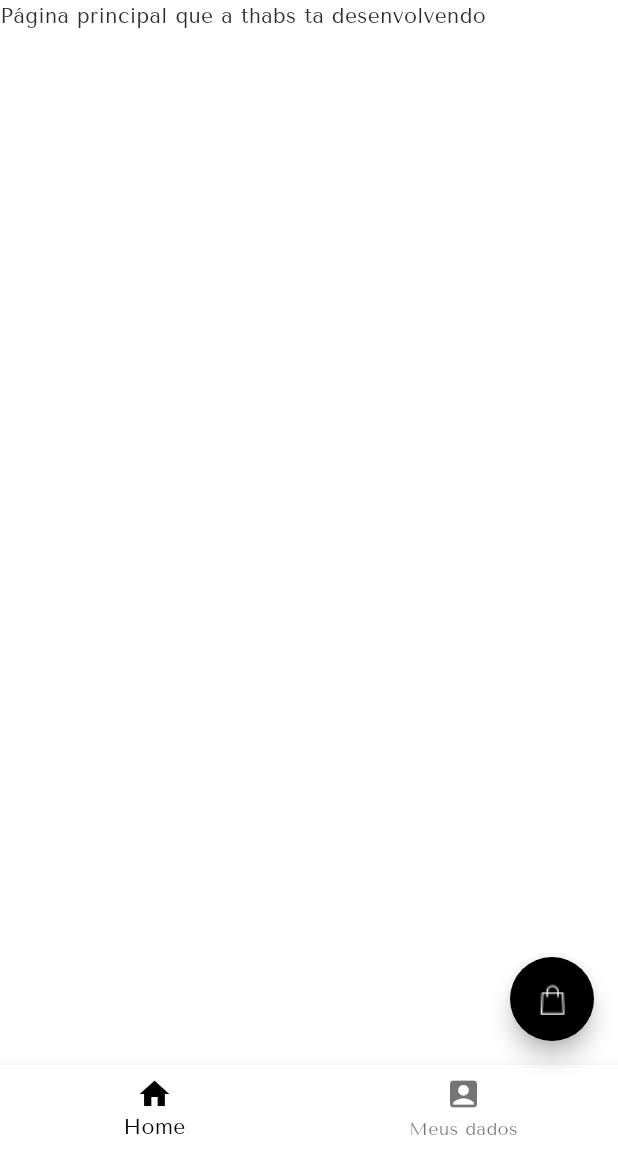
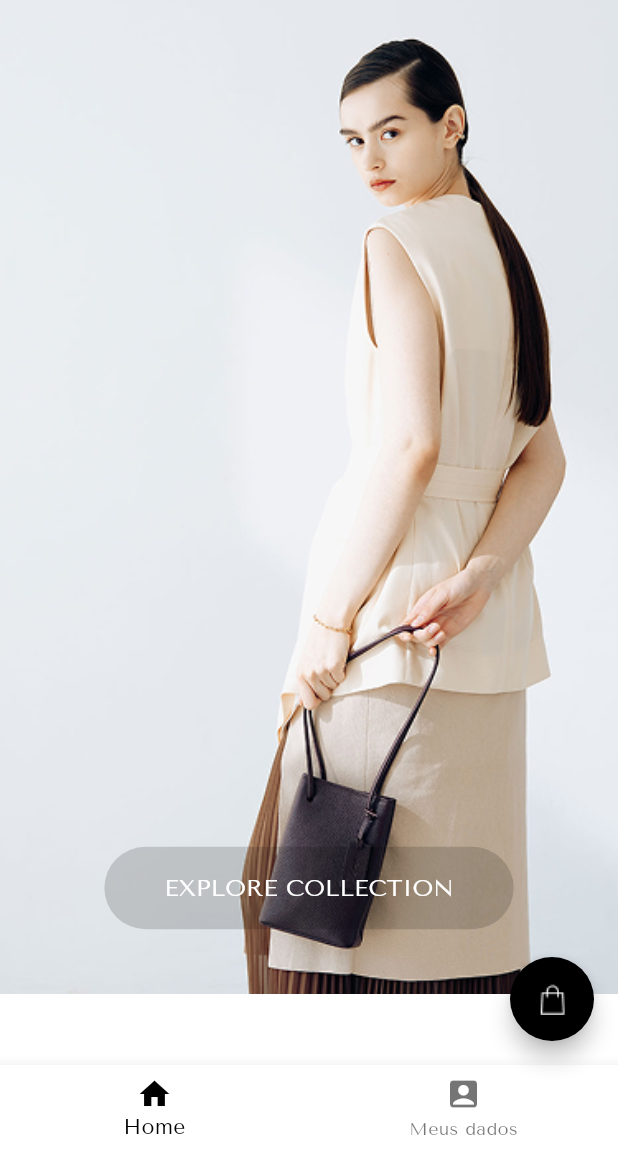
Before and after one commit to St4rThabs/Open-Fashion, a Flutter app: the screen it shows after launch, on a phone screen of 412 x 824 dp, the part 84-1236 px from its top. Run offline on Flutter 3.47's test engine with Material 3 defaults, Android fonts, the phone set to English and light mode, and no system bars.

Commit message:
Home page finalizada

```diff
--- a/open_fashion/lib/main.dart
+++ b/open_fashion/lib/main.dart
@@ -3,6 +3,7 @@ import 'package:open_fashion/theme_data/theme.dart';
 import 'package:open_fashion/widgets/header.dart';
 import 'package:open_fashion/widgets/float_action_button.dart';
 import 'package:open_fashion/widgets/bottom_navigator.dart';
+import 'package:open_fashion/pages/home_page.dart';
 
 void main() {
   runApp(const MyApp());
@@ -17,21 +18,21 @@ class MyApp extends StatelessWidget {
       title: 'Flutter Demo',
       debugShowCheckedModeBanner: false,
       theme: ThemeApp.getLight(),
-      home: HomePage(),
+      home: Main(),
     );
   }
 }
 
-class HomePage extends StatefulWidget {
-  const HomePage({super.key});
+class Main extends StatefulWidget {
+  const Main({super.key});
 
   @override
   State<StatefulWidget> createState() {
-    return _HomePageState();
+    return _MainState();
   }
 }
 
-class _HomePageState extends State<HomePage> {
+class _MainState extends State<Main> {
   int _selectedIndex = 0;
 
   //index = index button clicked by the user
@@ -42,7 +43,7 @@ class _HomePageState extends State<HomePage> {
   }
 
   List mainPages = <Widget>[
-    Text("Página principal que a thabs ta desenvolvendo"),
+    HomePage(),
     Text("Página de perfil"),
   ];
 
--- a/open_fashion/lib/pages/home_page.dart
+++ b/open_fashion/lib/pages/home_page.dart
@@ -0,0 +1,58 @@
+import 'package:flutter/material.dart';
+
+
+class HomePage extends StatefulWidget {
+  const HomePage({super.key});
+
+  @override
+  State<StatefulWidget> createState() => _HomePage();
+}
+
+class _HomePage extends State<HomePage> {
+  @override
+  Widget build(BuildContext context) {
+    final screenWidth = MediaQuery.of(context).size.width;
+
+    return Scaffold(
+      extendBodyBehindAppBar: true,
+      body: LayoutBuilder(
+        builder: (context, constraints) {
+          return SingleChildScrollView(
+            child: Stack(
+              children: [
+                // Imagem
+                Image.asset(
+                  'assets/Banner.png',
+                  width: screenWidth,
+                  fit: BoxFit.fitWidth,
+                ),
+                Positioned(
+                  bottom: 43,
+                  left: 0,
+                  right: 0,
+                  child: Center(
+                    child: TextButton(
+                      onPressed: () {},
+                      style: TextButton.styleFrom(
+                        minimumSize: const Size(200, 30),
+                        padding: const EdgeInsets.symmetric(horizontal: 40, vertical: 18),
+                        backgroundColor: const Color.fromARGB(40, 0, 0, 0),
+                        foregroundColor:
+                            Colors.white,
+                        textStyle: const TextStyle(
+                          fontSize: 16,
+                          fontFamily: 'TenorSans',
+                          ),
+                      ),
+                      child: const Text("EXPLORE COLLECTION"),
+                    ),
+                  ),
+                ),
+              ],
+            ),
+          );
+        },
+      ),
+    );
+  }
+}
```
Also changed, not shown: open_fashion/assets/Banner.png (added).
